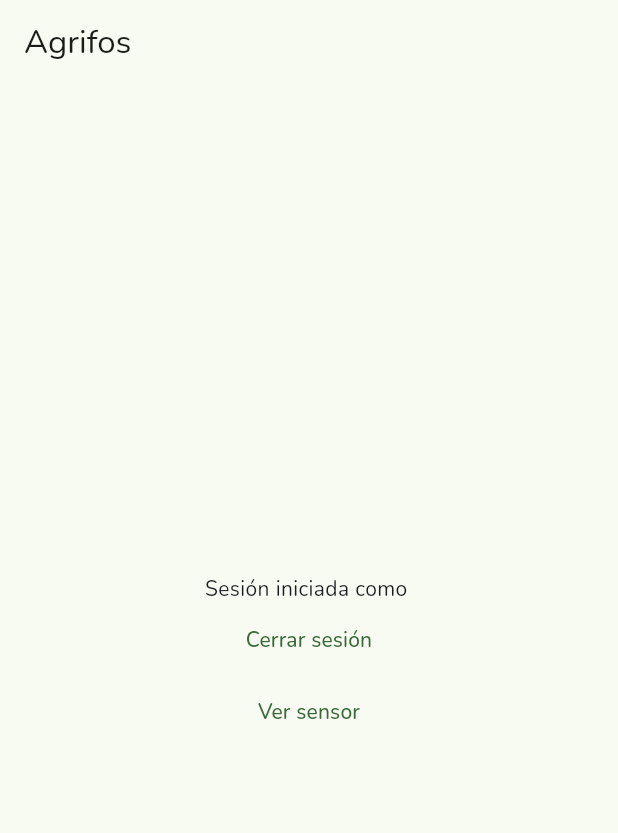
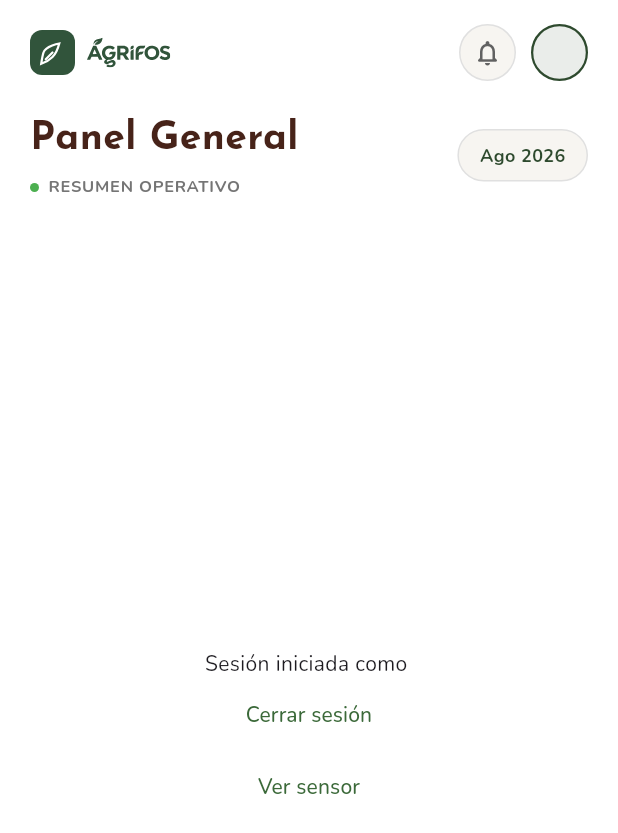
Before and after one commit to ferjovel06/Agrifos-Pre-Hackathon, a Flutter app: the screen it shows once a user with an empty profile is signed in, on a phone screen of 412 x 824 dp. Shown: the top 833 px of the screen. Run offline on Flutter 3.47's test engine with Material 3 defaults, Android fonts, the phone set to English and light mode, and no system bars; our stand-ins replace flutter_dotenv, flutter_svg, google_fonts, supabase_flutter; missing offline and left inert: flutter_serial_communication; accounts and stored records are empty.

Commit message:
feat(panel): add general header with logo, title and date badge

```diff
--- a/app_flutter/lib/presentation/home/home_placeholder.dart
+++ b/app_flutter/lib/presentation/home/home_placeholder.dart
@@ -3,6 +3,7 @@ import 'package:provider/provider.dart';
 
 import '../auth/auth_provider.dart';
 import '../sensor/sensor_screen.dart';
+import 'widgets/panel_header.dart';
 
 /// Temporary stand-in until the real Home screen exists.
 class HomePlaceholder extends StatelessWidget {
@@ -12,8 +13,21 @@ class HomePlaceholder extends StatelessWidget {
   Widget build(BuildContext context) {
     final auth = context.watch<AuthProvider>();
     return Scaffold(
-      appBar: AppBar(title: const Text('Agrifos')),
-      body: Center(
+      backgroundColor: Colors.white,
+      body: SafeArea(
+        child: Padding(
+          padding: const EdgeInsets.fromLTRB(20, 16, 20, 0),
+          child: Column(
+            crossAxisAlignment: CrossAxisAlignment.start,
+            children: [
+              PanelHeader(
+                userName: auth.user?.name ?? auth.user?.email,
+                onNotificationsTap: () {},
+                onProfileTap: () {},
+              ),
+              const SizedBox(height: 24),
+              Expanded(
+                child: Center(
                   child: Column(
                     mainAxisAlignment: MainAxisAlignment.center,
                     children: [
@@ -32,6 +46,11 @@ class HomePlaceholder extends StatelessWidget {
                     ],
                   ),
                 ),
+              ),
+            ],
+          ),
+        ),
+      ),
     );
   }
 }
--- /dev/null
+++ b/app_flutter/lib/presentation/home/widgets/panel_header.dart
@@ -0,0 +1,251 @@
+import 'package:flutter/material.dart';
+import 'package:flutter_svg/flutter_svg.dart';
+import 'package:google_fonts/google_fonts.dart';
+
+/// Header shown at the top of the Panel General screen.
+class PanelHeader extends StatelessWidget {
+  const PanelHeader({
+    super.key,
+    this.userName,
+    this.avatarUrl,
+    this.onNotificationsTap,
+    this.onProfileTap,
+    this.date,
+  });
+
+  /// Name used to build the avatar fallback initial.
+  final String? userName;
+
+  /// Optional avatar image URL. Falls back to an icon when null.
+  final String? avatarUrl;
+
+  final VoidCallback? onNotificationsTap;
+  final VoidCallback? onProfileTap;
+
+  /// Date shown in the top-right badge. Defaults to now.
+  final DateTime? date;
+
+  static const _brandGreen = Color(0xFF2E4A2E);
+  static const _logoColor = Color(0xFF31543B);
+  static const _titleColor = Color(0xFF472319);
+
+  static const _monthAbbreviations = [
+    'Ene', 'Feb', 'Mar', 'Abr', 'May', 'Jun',
+    'Jul', 'Ago', 'Sep', 'Oct', 'Nov', 'Dic',
+  ];
+
+  @override
+  Widget build(BuildContext context) {
+    final resolvedDate = date ?? DateTime.now();
+    final monthLabel =
+        '${_monthAbbreviations[resolvedDate.month - 1]} ${resolvedDate.year}';
+
+    return Column(
+      crossAxisAlignment: CrossAxisAlignment.start,
+      children: [
+        Row(
+          mainAxisAlignment: MainAxisAlignment.spaceBetween,
+          children: [
+            const _Wordmark(color: _logoColor),
+            Row(
+              children: [
+                _CircleIconButton(
+                  icon: Icons.notifications_none_rounded,
+                  onTap: onNotificationsTap,
+                ),
+                const SizedBox(width: 10),
+                _Avatar(
+                  userName: userName,
+                  avatarUrl: avatarUrl,
+                  onTap: onProfileTap,
+                  color: _brandGreen,
+                ),
+              ],
+            ),
+          ],
+        ),
+        const SizedBox(height: 20),
+        Row(
+          crossAxisAlignment: CrossAxisAlignment.center,
+          children: [
+            Expanded(
+              child: Column(
+                crossAxisAlignment: CrossAxisAlignment.start,
+                children: [
+                  Text(
+                    'Panel General',
+                    style: GoogleFonts.josefinSans(
+                      fontSize: 26,
+                      fontWeight: FontWeight.w700,
+                      color: _titleColor,
+                    ),
+                  ),
+                  const SizedBox(height: 6),
+                  Row(
+                    children: [
+                      Container(
+                        width: 6,
+                        height: 6,
+                        decoration: const BoxDecoration(
+                          color: Colors.green,
+                          shape: BoxShape.circle,
+                        ),
+                      ),
+                      const SizedBox(width: 6),
+                      Text(
+                        'RESUMEN OPERATIVO',
+                        style: TextStyle(
+                          fontSize: 11,
+                          fontWeight: FontWeight.w700,
+                          letterSpacing: 0.5,
+                          color: Colors.grey.shade600,
+                        ),
+                      ),
+                    ],
+                  ),
+                ],
+              ),
+            ),
+            _DateBadge(label: monthLabel),
+          ],
+        ),
+      ],
+    );
+  }
+}
+
+class _Wordmark extends StatelessWidget {
+  const _Wordmark({required this.color});
+
+  final Color color;
+
+  @override
+  Widget build(BuildContext context) {
+    return Row(
+      mainAxisSize: MainAxisSize.min,
+      children: [
+        Container(
+          padding: const EdgeInsets.all(6),
+          decoration: BoxDecoration(
+            color: color,
+            borderRadius: BorderRadius.circular(8),
+          ),
+          child: SvgPicture.asset(
+            'assets/images/agrifos_isotype.svg',
+            height: 18,
+            colorFilter: const ColorFilter.mode(Colors.white, BlendMode.srcIn),
+          ),
+        ),
+        const SizedBox(width: 8),
+        SvgPicture.asset(
+          'assets/images/agrifos_logotype.svg',
+          height: 20,
+          colorFilter: ColorFilter.mode(color, BlendMode.srcIn),
+        ),
+      ],
+    );
+  }
+}
+
+class _CircleIconButton extends StatelessWidget {
+  const _CircleIconButton({required this.icon, this.onTap});
+
+  final IconData icon;
+  final VoidCallback? onTap;
+
+  @override
+  Widget build(BuildContext context) {
+    return InkWell(
+      onTap: onTap,
+      customBorder: const CircleBorder(),
+      child: Container(
+        width: 38,
+        height: 38,
+        decoration: BoxDecoration(
+          color: const Color(0xFFF7F5F1),
+          shape: BoxShape.circle,
+          border: Border.all(color: Colors.grey.shade300),
+        ),
+        child: Icon(icon, size: 20, color: Colors.grey.shade700),
+      ),
+    );
+  }
+}
+
+class _Avatar extends StatelessWidget {
+  const _Avatar({
+    required this.userName,
+    required this.avatarUrl,
+    required this.color,
+    this.onTap,
+  });
+
+  final String? userName;
+  final String? avatarUrl;
+  final Color color;
+  final VoidCallback? onTap;
+
+  @override
+  Widget build(BuildContext context) {
+    final initial = (userName?.trim().isNotEmpty ?? false)
+        ? userName!.trim()[0].toUpperCase()
+        : null;
+
+    return InkWell(
+      onTap: onTap,
+      customBorder: const CircleBorder(),
+      child: Container(
+        width: 38,
+        height: 38,
+        decoration: BoxDecoration(
+          shape: BoxShape.circle,
+          border: Border.all(color: color, width: 1.5),
+          color: color.withValues(alpha: 0.1),
+          image: avatarUrl != null
+              ? DecorationImage(
+            image: NetworkImage(avatarUrl!),
+            fit: BoxFit.cover,
+          )
+              : null,
+        ),
+        alignment: Alignment.center,
+        child: avatarUrl == null
+            ? Text(
+          initial ?? '',
+          style: TextStyle(
+            color: color,
+            fontWeight: FontWeight.w700,
+            fontSize: 14,
+          ),
+        )
+            : null,
+      ),
+    );
+  }
+}
+
+class _DateBadge extends StatelessWidget {
+  const _DateBadge({required this.label});
+
+  final String label;
+
+  @override
+  Widget build(BuildContext context) {
+    return Container(
+      padding: const EdgeInsets.symmetric(horizontal: 14, vertical: 8),
+      decoration: BoxDecoration(
+        color: const Color(0xFFF7F5F1),
+        borderRadius: BorderRadius.circular(20),
+        border: Border.all(color: Colors.grey.shade300),
+      ),
+      child: Text(
+        label,
+        style: const TextStyle(
+          fontSize: 12,
+          fontWeight: FontWeight.w700,
+          color: Color(0xFF2E4A2E),
+        ),
+      ),
+    );
+  }
+}
```
Lines whose indentation alone changed are shown as unchanged.
